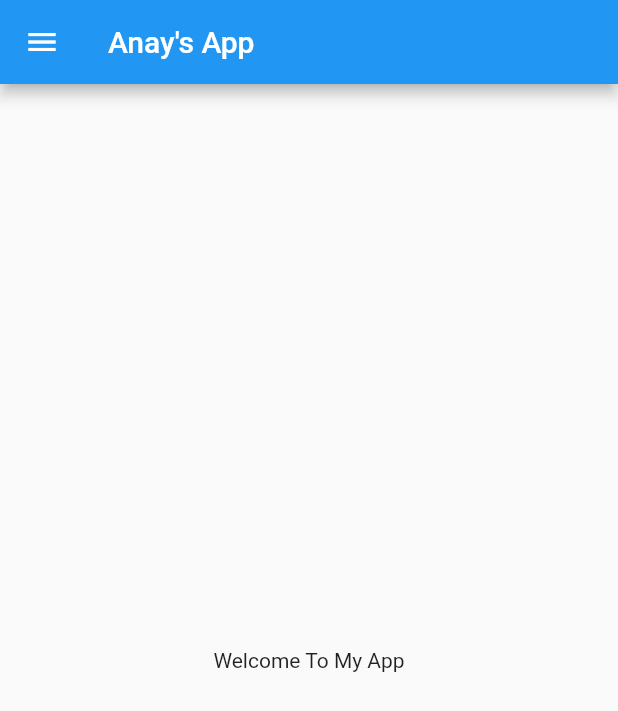
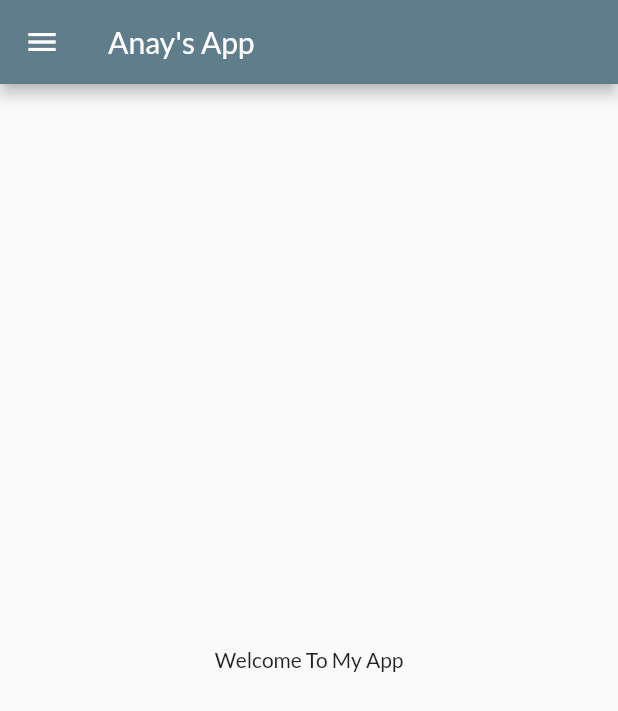
Before and after one commit to anayaher/flutterTut, a Flutter app: the screen it shows after launch, on a phone screen of 412 x 824 dp. Shown: the top 711 px of the screen. Run offline on Flutter 3.47's test engine with Material 2 defaults, Android fonts, the phone set to English and light mode, and no system bars; our stand-ins replace google_fonts.

Commit message:
day4 Completed

```diff
--- a/lib/main.dart
+++ b/lib/main.dart
@@ -1,6 +1,7 @@
 import 'package:flutter/material.dart';
 import 'package:flutter_application_1/pages/login_page.dart';
 import 'package:flutter_application_1/pages/home_page.dart';
+import 'package:google_fonts/google_fonts.dart';
 
 void main() {
   runApp(MyApp());
@@ -10,6 +11,10 @@ class MyApp extends StatelessWidget {
   @override
   Widget build(BuildContext context) {
     return MaterialApp(
+      themeMode: ThemeMode.light,
+      theme: ThemeData(
+          primarySwatch: Colors.blueGrey,
+          fontFamily: GoogleFonts.lato().fontFamily),
       home: Homepage(),
       routes: {"/login": ((context) => LoginPage())},
     );
```
Also changed, not shown: lib/pages/login_page.dart (+33 -2 lines).
